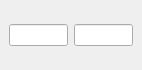
Qt form qtWidgets/ui/time_display.ui (golems/grip2) before a commit.
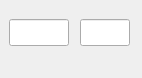
The same form after that commit.

Commit message: Change widget size and size policy

```diff
--- a/qtWidgets/ui/time_display.ui
+++ b/qtWidgets/ui/time_display.ui
@@ -7,8 +7,20 @@
     <x>0</x>
     <y>0</y>
     <width>142</width>
+    <height>78</height>
+   </rect>
+  </property>
+  <property name="sizePolicy">
+   <sizepolicy hsizetype="Fixed" vsizetype="Fixed">
+    <horstretch>0</horstretch>
+    <verstretch>0</verstretch>
+   </sizepolicy>
+  </property>
+  <property name="minimumSize">
+   <size>
+    <width>142</width>
     <height>70</height>
-   </rect>
+   </size>
   </property>
   <property name="font">
    <font>
@@ -47,9 +59,15 @@
    <string>Time Display</string>
   </property>
   <widget class="QWidget" name="dockWidgetContents">
-   <layout class="QHBoxLayout" name="horizontalLayout">
-    <item>
      <widget class="QLineEdit" name="time_edit_sim">
+    <property name="geometry">
+     <rect>
+      <x>9</x>
+      <y>19</y>
+      <width>60</width>
+      <height>27</height>
+     </rect>
+    </property>
       <property name="toolTip">
        <string>&lt;html&gt;&lt;head/&gt;&lt;body&gt;&lt;p&gt;Simulation time&lt;/p&gt;&lt;/body&gt;&lt;/html&gt;</string>
       </property>
@@ -57,15 +75,19 @@
        <bool>true</bool>
       </property>
      </widget>
-    </item>
-    <item>
      <widget class="QLineEdit" name="time_edit_rel">
+    <property name="geometry">
+     <rect>
+      <x>80</x>
+      <y>19</y>
+      <width>50</width>
+      <height>27</height>
+     </rect>
+    </property>
       <property name="toolTip">
        <string>&lt;html&gt;&lt;head/&gt;&lt;body&gt;&lt;p&gt;Simulation time relative to real time (ie. 0.5 is two times slower than real time. 2.0 is twice as fast as real time)&lt;/p&gt;&lt;/body&gt;&lt;/html&gt;</string>
       </property>
      </widget>
-    </item>
-   </layout>
   </widget>
  </widget>
  <resources/>
```
Lines whose indentation alone changed are shown as unchanged. The commit also changes 1 other file.
